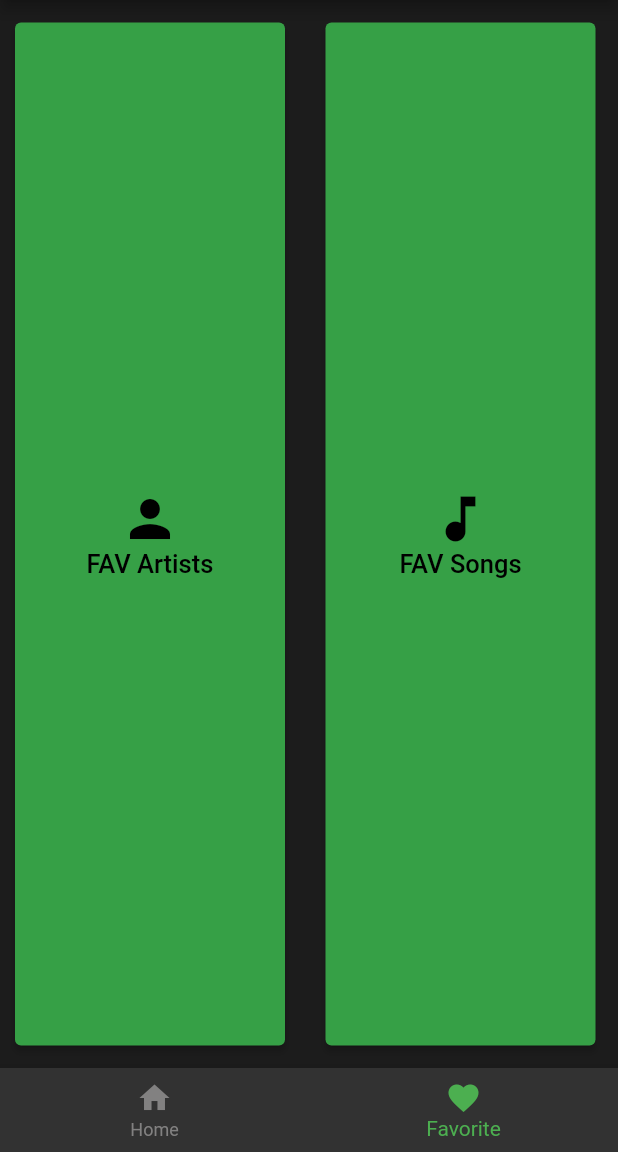
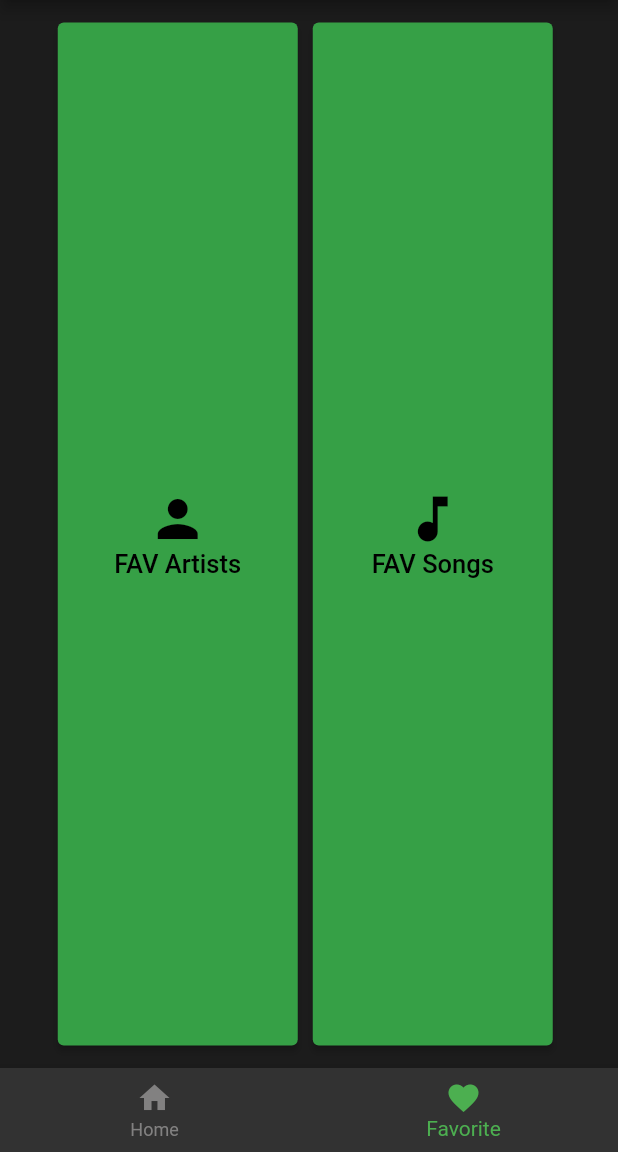
Before and after one commit to hermandyudin/flutter_group_project, a Flutter app: the screen it shows after launch, item 2 of the bottom bar chosen, on a phone screen of 412 x 824 dp, the part 84-1236 px from its top. Run offline on Flutter 3.47's test engine with Material 2 defaults, Android fonts, the phone set to English and light mode, and no system bars; our stand-ins replace internet_connection_checker; network calls fail; Roboto replaces fonts that are missing (Montserrat).

Commit message:
fixed favourite page

```diff
--- a/lib/favorite_page.dart
+++ b/lib/favorite_page.dart
@@ -24,11 +24,13 @@ class FavoriteNew extends State<FavoriteNewStateful> {
     return Padding(
         padding:
             const EdgeInsets.only(left: 10, top: 15, bottom: 15, right: 15),
-        child: Row(children: <Widget>[
+        child: Row(
+          mainAxisAlignment: MainAxisAlignment.center,
+            children: <Widget>[
           ElevatedButton(
               style: ElevatedButton.styleFrom(
-                  minimumSize: const Size(180, 800),
-                  maximumSize: const Size(180, 800),
+                  minimumSize: const Size(160, 800),
+                  maximumSize: const Size(190, 800),
                   primary: CustomColors.green),
               onPressed: () => Navigator.push(
                   context,
@@ -45,11 +47,13 @@ class FavoriteNew extends State<FavoriteNewStateful> {
                     Text("FAV Artists",
                         style: TextStyle(fontSize: 17, color: Colors.black)),
                   ])),
-          Spacer(),
+          const Padding(
+            padding: EdgeInsets.only(left: 5, right: 5),
+          ),
           ElevatedButton(
               style: ElevatedButton.styleFrom(
-                  minimumSize: const Size(180, 800),
-                  maximumSize: const Size(180, 800),
+                  minimumSize: const Size(160, 800),
+                  maximumSize: const Size(190, 800),
                   primary: CustomColors.green),
               onPressed: () => Navigator.push(
                   context,
```
